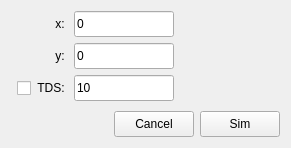
Qt form src/gui/frames/cbedframe.ui (JJPPeters/clTEM) before a commit.
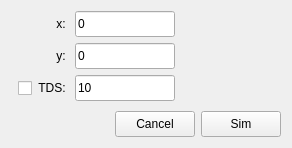
The same form after that commit.

What changed in the file:
```diff
--- a/src/gui/frames/cbedframe.ui
+++ b/src/gui/frames/cbedframe.ui
@@ -6,7 +6,7 @@
    <rect>
     <x>0</x>
     <y>0</y>
-    <width>291</width>
+    <width>292</width>
     <height>148</height>
    </rect>
   </property>
```
Left out of the diff: 8 changed lines with no effect on the pictures.
